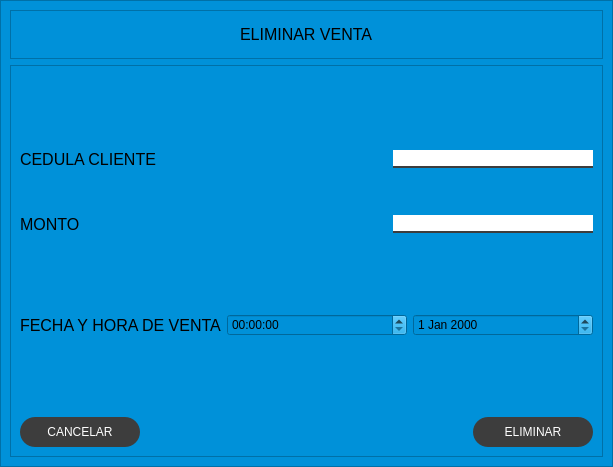
Qt form inventario/qt/eliminar_venta.ui (washipash/tesita) before a commit.
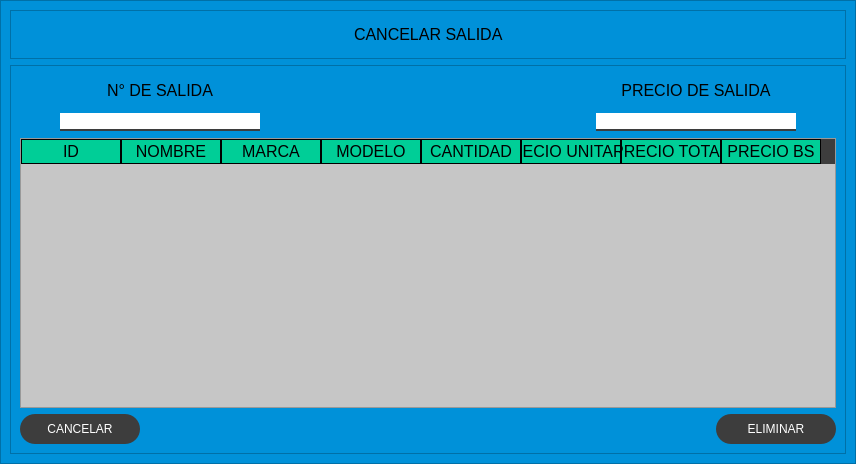
The same form after that commit.

```diff
--- a/inventario/qt/eliminar_venta.ui
+++ b/inventario/qt/eliminar_venta.ui
@@ -6,8 +6,8 @@
    <rect>
     <x>0</x>
     <y>0</y>
-    <width>613</width>
-    <height>467</height>
+    <width>856</width>
+    <height>464</height>
    </rect>
   </property>
   <property name="windowTitle">
@@ -85,7 +85,7 @@
            <item>
             <widget class="QLabel" name="label">
              <property name="text">
-              <string>ELIMINAR VENTA</string>
+              <string>CANCELAR SALIDA</string>
              </property>
             </widget>
            </item>
@@ -153,9 +153,59 @@
 }
 
 
+QTableWidget{
+	background-color: rgb(198, 198, 198);
 
+font-size: 12pt;
+color: #000000;
+}
 
-</string>
+QHeaderView::section{
+
+background-color: rgb(0, 206, 151);
+border: 1px solid rgb(0, 0, 0);
+font-size:12pt;
+
+}
+
+QTableWidget QTableCornerButton::section{
+
+background-color: rgb(0, 0, 0);
+border:1px solid rgb(0, 206, 151);
+}
+
+  QScrollBar:vertical {
+                background-color: #333333;
+                width: 10px;
+                margin: 0px 0px 0px 0px;
+                border-radius: 5px;
+            }
+            QScrollBar:horizontal {
+                background-color: #333333;
+                height: 10px;
+                margin: 0px 0px 0px 0px;
+                border-radius: 5px;
+            }
+            QScrollBar::handle:vertical {
+                background-color: #B0B0B0;
+                min-height: 20px;
+                border-radius: 5px;
+            }
+            QScrollBar::handle:horizontal {
+                background-color: #B0B0B0;
+                min-width: 20px;
+                border-radius: 5px;
+            }
+            QScrollBar::sub-line:vertical, QScrollBar::sub-line:horizontal {
+                background-color: white;
+                border: none;
+                border-radius: 5px;
+            }
+            QScrollBar::add-line:vertical, QScrollBar::add-line:horizontal {
+                background-color: white;
+                border: none;
+                border-radius: 5px;
+             }</string>
         </property>
         <property name="frameShape">
          <enum>QFrame::StyledPanel</enum>
@@ -163,33 +213,38 @@
         <property name="frameShadow">
          <enum>QFrame::Raised</enum>
         </property>
-        <layout class="QVBoxLayout" name="verticalLayout_4">
+        <layout class="QVBoxLayout" name="verticalLayout_5">
          <item>
-          <spacer name="verticalSpacer_3">
-           <property name="orientation">
-            <enum>Qt::Vertical</enum>
-           </property>
-           <property name="sizeHint" stdset="0">
-            <size>
-             <width>20</width>
-             <height>40</height>
-            </size>
-           </property>
-          </spacer>
-         </item>
+          <layout class="QHBoxLayout" name="horizontalLayout_2">
          <item>
           <layout class="QVBoxLayout" name="verticalLayout_3">
            <item>
-            <layout class="QHBoxLayout" name="horizontalLayout_6">
-             <item>
               <widget class="QLabel" name="label_2">
                <property name="text">
-                <string>CEDULA CLIENTE</string>
+                <string>N° DE SALIDA</string>
+               </property>
+               <property name="alignment">
+                <set>Qt::AlignCenter</set>
                </property>
               </widget>
              </item>
              <item>
-              <widget class="QLineEdit" name="ci_line">
+              <layout class="QHBoxLayout" name="horizontalLayout_6">
+               <item>
+                <spacer name="horizontalSpacer_5">
+                 <property name="orientation">
+                  <enum>Qt::Horizontal</enum>
+                 </property>
+                 <property name="sizeHint" stdset="0">
+                  <size>
+                   <width>40</width>
+                   <height>20</height>
+                  </size>
+                 </property>
+                </spacer>
+               </item>
+               <item>
+                <widget class="QLineEdit" name="n_vent_line">
                <property name="minimumSize">
                 <size>
                  <width>200</width>
@@ -204,86 +259,239 @@
                </property>
               </widget>
              </item>
-            </layout>
-           </item>
            <item>
-            <spacer name="verticalSpacer">
+                <spacer name="horizontalSpacer_4">
              <property name="orientation">
-              <enum>Qt::Vertical</enum>
+                  <enum>Qt::Horizontal</enum>
              </property>
              <property name="sizeHint" stdset="0">
               <size>
-               <width>20</width>
-               <height>40</height>
+                   <width>40</width>
+                   <height>20</height>
               </size>
              </property>
             </spacer>
            </item>
-           <item>
-            <layout class="QHBoxLayout" name="horizontalLayout_3">
-             <item>
-              <widget class="QLabel" name="label_4">
-               <property name="text">
-                <string>MONTO</string>
-               </property>
-              </widget>
-             </item>
-             <item>
-              <widget class="QLineEdit" name="lineEdit">
-               <property name="maximumSize">
-                <size>
-                 <width>200</width>
-                 <height>16777215</height>
-                </size>
-               </property>
-              </widget>
-             </item>
             </layout>
            </item>
           </layout>
          </item>
          <item>
-          <spacer name="verticalSpacer_2">
+            <spacer name="horizontalSpacer_8">
            <property name="orientation">
-            <enum>Qt::Vertical</enum>
+              <enum>Qt::Horizontal</enum>
            </property>
            <property name="sizeHint" stdset="0">
             <size>
-             <width>20</width>
-             <height>40</height>
+               <width>40</width>
+               <height>20</height>
             </size>
            </property>
           </spacer>
          </item>
          <item>
-          <layout class="QHBoxLayout" name="horizontalLayout_2">
+            <layout class="QVBoxLayout" name="verticalLayout_4">
            <item>
             <widget class="QLabel" name="label_3">
              <property name="text">
-              <string>FECHA Y HORA DE VENTA</string>
-             </property>
+                <string>PRECIO DE SALIDA</string>
+               </property>
+               <property name="alignment">
+                <set>Qt::AlignCenter</set>
+               </property>
             </widget>
            </item>
            <item>
-            <widget class="QTimeEdit" name="timeEdit"/>
+              <layout class="QHBoxLayout" name="horizontalLayout_7">
+               <item>
+                <spacer name="horizontalSpacer_6">
+                 <property name="orientation">
+                  <enum>Qt::Horizontal</enum>
+                 </property>
+                 <property name="sizeHint" stdset="0">
+                  <size>
+                   <width>40</width>
+                   <height>20</height>
+                  </size>
+                 </property>
+                </spacer>
            </item>
            <item>
-            <widget class="QDateEdit" name="dateEdit"/>
-           </item>
-          </layout>
-         </item>
+                <widget class="QLineEdit" name="total_buscar_v_line">
+                 <property name="minimumSize">
+                  <size>
+                   <width>200</width>
+                   <height>0</height>
+                  </size>
+                 </property>
+                 <property name="maximumSize">
+                  <size>
+                   <width>200</width>
+                   <height>16777215</height>
+                  </size>
+                 </property>
+                 <property name="readOnly">
+                  <bool>true</bool>
+                 </property>
+                </widget>
+               </item>
          <item>
-          <spacer name="verticalSpacer_4">
+                <spacer name="horizontalSpacer_7">
            <property name="orientation">
-            <enum>Qt::Vertical</enum>
+                  <enum>Qt::Horizontal</enum>
            </property>
            <property name="sizeHint" stdset="0">
             <size>
-             <width>20</width>
-             <height>40</height>
+                   <width>40</width>
+                   <height>20</height>
             </size>
            </property>
           </spacer>
+               </item>
+              </layout>
+             </item>
+            </layout>
+           </item>
+          </layout>
+         </item>
+         <item>
+          <widget class="QTableWidget" name="buscar_v_table">
+           <property name="minimumSize">
+            <size>
+             <width>816</width>
+             <height>270</height>
+            </size>
+           </property>
+           <property name="maximumSize">
+            <size>
+             <width>820</width>
+             <height>270</height>
+            </size>
+           </property>
+           <property name="styleSheet">
+            <string notr="true">QFrame{
+
+background-color: rgb(61, 61, 61);
+
+}
+
+
+
+
+QTableWidget{
+	background-color: rgb(198, 198, 198);
+
+font-size: 12pt;
+color: #000000;
+}
+
+QHeaderView::section{
+
+background-color: rgb(0, 206, 151);
+border: 1px solid rgb(0, 0, 0);
+font-size:12pt;
+
+}
+
+QTableWidget QTableCornerButton::section{
+
+background-color: rgb(0, 0, 0);
+border:1px solid rgb(0, 206, 151);
+}
+
+
+
+</string>
+           </property>
+           <column>
+            <property name="text">
+             <string>ID</string>
+            </property>
+            <property name="font">
+             <font>
+              <weight>75</weight>
+              <bold>true</bold>
+             </font>
+            </property>
+           </column>
+           <column>
+            <property name="text">
+             <string>NOMBRE</string>
+            </property>
+            <property name="font">
+             <font>
+              <weight>75</weight>
+              <bold>true</bold>
+             </font>
+            </property>
+           </column>
+           <column>
+            <property name="text">
+             <string>MARCA</string>
+            </property>
+            <property name="font">
+             <font>
+              <weight>75</weight>
+              <bold>true</bold>
+             </font>
+            </property>
+           </column>
+           <column>
+            <property name="text">
+             <string>MODELO</string>
+            </property>
+            <property name="font">
+             <font>
+              <weight>75</weight>
+              <bold>true</bold>
+             </font>
+            </property>
+           </column>
+           <column>
+            <property name="text">
+             <string>CANTIDAD</string>
+            </property>
+            <property name="font">
+             <font>
+              <weight>75</weight>
+              <bold>true</bold>
+             </font>
+            </property>
+           </column>
+           <column>
+            <property name="text">
+             <string>PRECIO UNITARIO</string>
+            </property>
+            <property name="font">
+             <font>
+              <weight>75</weight>
+              <bold>true</bold>
+             </font>
+            </property>
+           </column>
+           <column>
+            <property name="text">
+             <string>PRECIO TOTAL</string>
+            </property>
+            <property name="font">
+             <font>
+              <weight>75</weight>
+              <bold>true</bold>
+             </font>
+            </property>
+           </column>
+           <column>
+            <property name="text">
+             <string>PRECIO BS</string>
+            </property>
+            <property name="font">
+             <font>
+              <weight>75</weight>
+              <bold>true</bold>
+             </font>
+            </property>
+           </column>
+          </widget>
          </item>
          <item>
           <layout class="QHBoxLayout" name="horizontalLayout_4">
```
Left out of the diff: 4 changed lines with no effect on the pictures. Lines whose indentation alone changed are shown as unchanged.
